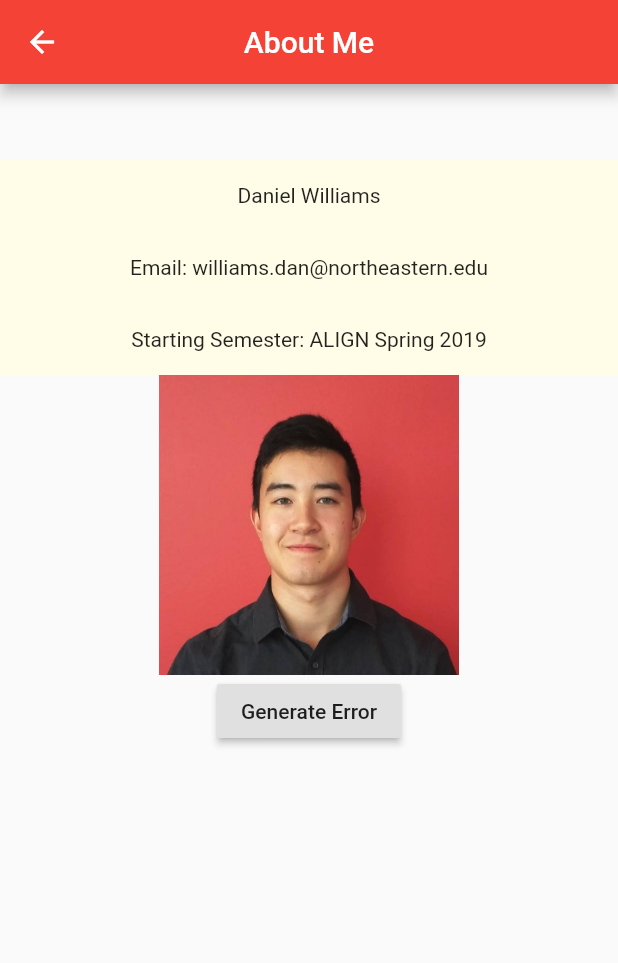
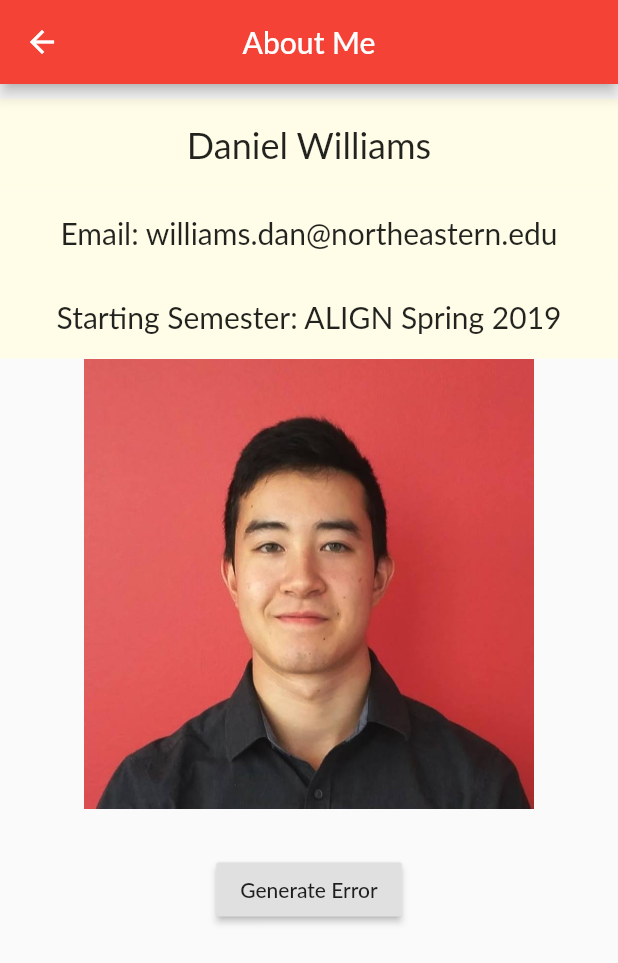
Before and after one commit to willia5w/FlutterApp, a Flutter app: the screen it shows after launch, after a tap on "About", on a phone screen of 412 x 824 dp. Shown: the top 963 px of the screen. Run offline on Flutter 3.47's test engine with Material 2 defaults, Android fonts, the phone set to English and light mode, and no system bars; Roboto replaces fonts that are missing (Lato).

Commit message:
Restricted to portrait only. Font size increased for readability.

```diff
--- a/lib/main.dart
+++ b/lib/main.dart
@@ -8,14 +8,21 @@ void main() {
 class MyApp extends StatelessWidget {
   @override
   Widget build(BuildContext context) {
+    final appName = 'Daniel Williams';
+
     return MaterialApp(
-      title: 'Flutter Profile App',
+      title: appName,
       theme: ThemeData(
         primarySwatch: Colors.red,
         visualDensity: VisualDensity.adaptivePlatformDensity,
+        fontFamily: 'Lato',
+        textTheme: TextTheme(
+          headline1: TextStyle(fontSize: 80.0, fontWeight: FontWeight.bold),
+        ),
       ),
       home: MyHomePage(
-          title: 'Daniel Williams'),
+          title: appName
+      ),
     );
   }
 }
@@ -48,7 +55,9 @@ class _MyHomePageState extends State<MyHomePage> {
       ),
       body: Center(
         child: RaisedButton(
-          child: Text('About'),
+          child: Text('About',
+            style: TextStyle(fontSize: 24)
+          ),
           onPressed: () {
             Navigator.push(
               context,
@@ -76,28 +85,38 @@ class AboutRoute extends StatelessWidget {
         crossAxisAlignment: CrossAxisAlignment.stretch,
         children:[
           SizedBox(
-            height: 50.0,
+            height: 10.0,
           ),
           VerticalPadding(
             color: Colors.yellow[50],
-            child: Text('Daniel Williams', textAlign: TextAlign.center),
+            child: Text('Daniel Williams',
+                textAlign: TextAlign.center,
+                style: TextStyle(fontSize: 24),
+            ),
           ),
           VerticalPadding(
             color: Colors.yellow[50],
             child: Text('Email: williams.dan@northeastern.edu',
-                textAlign: TextAlign.center),
+                textAlign: TextAlign.center,
+                style: TextStyle(fontSize: 20),
+            ),
           ),
           VerticalPadding(
             color: Colors.yellow[50],
             child: Text('Starting Semester: ALIGN Spring 2019',
-                textAlign: TextAlign.center),
+                textAlign: TextAlign.center,
+                style: TextStyle(fontSize: 20),
+            ),
           ),
           Align(
             alignment: Alignment.center,
             child: Image.asset('assets/images/corporate_daniel_williams.jpg',
-              width: 200,
-              height: 200
+              width: 300,
+              height: 300
             ),
+          ),
+          SizedBox(
+            height: 30.0,
           ),
           Align(
             alignment: Alignment.bottomCenter,
@@ -141,7 +160,9 @@ void generateError(BuildContext context) {
     content: Text("Shutting down app."),
     actions:[
       FlatButton(
-        child: Text("Close now."),
+        child: Text("Close now.",
+          textAlign: TextAlign.center,
+        ),
         onPressed: (){
           exit(0);
           // Navigator.of(context).pop();
```
Also changed, not shown: 1 other file.
